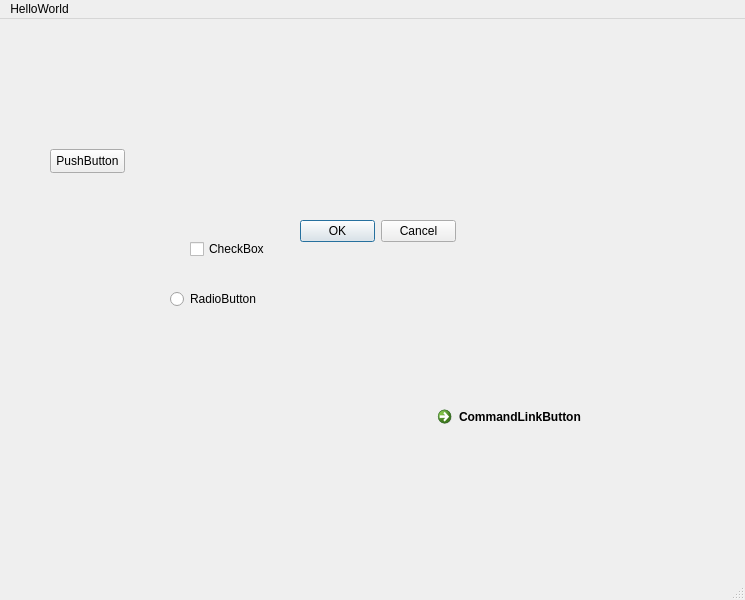
This is mainwindow.ui in GLS-ANDREY/qt_creator as Qt 5 draws it before an edit. The edited form follows.
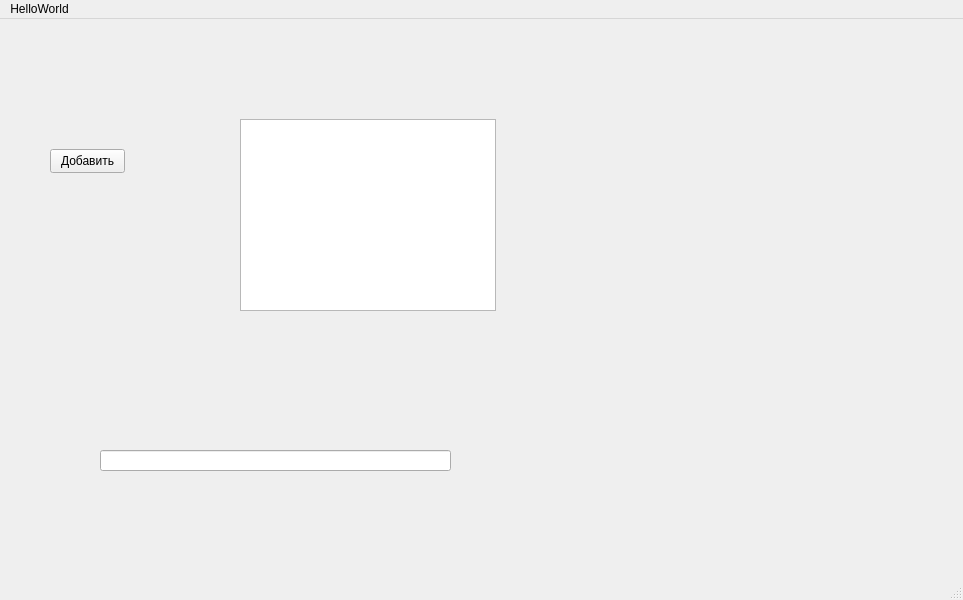
This is the edited form.

Commit message: амогус

Patch:
```diff
--- a/mainwindow.ui
+++ b/mainwindow.ui
@@ -6,7 +6,7 @@
    <rect>
     <x>0</x>
     <y>0</y>
-    <width>745</width>
+    <width>963</width>
     <height>600</height>
    </rect>
   </property>
@@ -14,19 +14,6 @@
    <string>MainWindow</string>
   </property>
   <widget class="QWidget" name="centralwidget">
-   <widget class="QDialogButtonBox" name="buttonBox">
-    <property name="geometry">
-     <rect>
-      <x>300</x>
-      <y>200</y>
-      <width>156</width>
-      <height>24</height>
-     </rect>
-    </property>
-    <property name="standardButtons">
-     <set>QDialogButtonBox::StandardButton::Cancel|QDialogButtonBox::StandardButton::Ok</set>
-    </property>
-   </widget>
    <widget class="QPushButton" name="pushButton">
     <property name="geometry">
      <rect>
@@ -37,46 +24,33 @@
      </rect>
     </property>
     <property name="text">
-     <string>PushButton</string>
+     <string>Добавить</string>
     </property>
    </widget>
-   <widget class="QRadioButton" name="radioButton">
+   <widget class="QListView" name="listView">
     <property name="geometry">
      <rect>
-      <x>170</x>
-      <y>270</y>
-      <width>89</width>
-      <height>20</height>
+      <x>240</x>
+      <y>100</y>
+      <width>256</width>
+      <height>192</height>
      </rect>
     </property>
-    <property name="text">
-     <string>RadioButton</string>
+    <property name="viewMode">
+     <enum>QListView::ViewMode::ListMode</enum>
     </property>
    </widget>
-   <widget class="QCommandLinkButton" name="commandLinkButton">
+   <widget class="QLineEdit" name="lineEdit">
     <property name="geometry">
      <rect>
-      <x>430</x>
-      <y>380</y>
-      <width>185</width>
-      <height>41</height>
+      <x>100</x>
+      <y>431</y>
+      <width>351</width>
+      <height>21</height>
      </rect>
     </property>
     <property name="text">
-     <string>CommandLinkButton</string>
-    </property>
-   </widget>
-   <widget class="QCheckBox" name="checkBox">
-    <property name="geometry">
-     <rect>
-      <x>190</x>
-      <y>220</y>
-      <width>76</width>
-      <height>20</height>
-     </rect>
-    </property>
-    <property name="text">
-     <string>CheckBox</string>
+     <string/>
     </property>
    </widget>
   </widget>
@@ -85,7 +59,7 @@
     <rect>
      <x>0</x>
      <y>0</y>
-     <width>745</width>
+     <width>963</width>
      <height>22</height>
     </rect>
    </property>
```
The commit also changes 2 other files.
